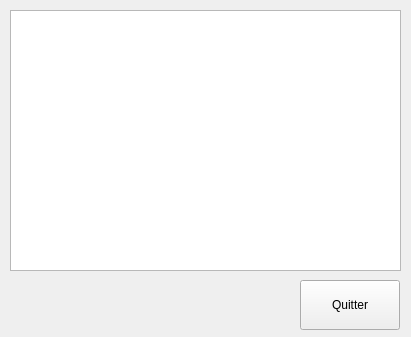
Above: statwidget.ui from VaelK/snake before the change. Below: the same form after it.
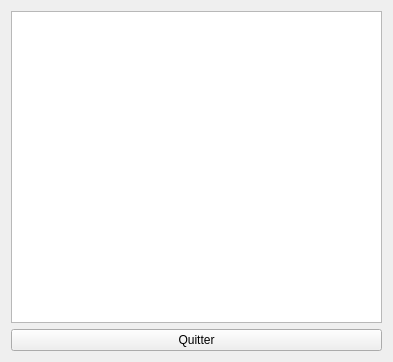
That is the form after the change.

Commit message:
all widgets are scaled according the main window
merge

```diff
--- a/statwidget.ui
+++ b/statwidget.ui
@@ -6,36 +6,25 @@
    <rect>
     <x>0</x>
     <y>0</y>
-    <width>411</width>
-    <height>337</height>
+    <width>393</width>
+    <height>362</height>
    </rect>
   </property>
   <property name="windowTitle">
    <string>Form</string>
   </property>
-  <widget class="QTableView" name="statTableView">
-   <property name="geometry">
-    <rect>
-     <x>10</x>
-     <y>10</y>
-     <width>391</width>
-     <height>261</height>
-    </rect>
-   </property>
-  </widget>
+  <layout class="QGridLayout" name="gridLayout">
+   <item row="0" column="0">
+    <widget class="QTableView" name="statTableView"/>
+   </item>
+   <item row="1" column="0">
   <widget class="QPushButton" name="leaveStatButt">
-   <property name="geometry">
-    <rect>
-     <x>300</x>
-     <y>280</y>
-     <width>100</width>
-     <height>50</height>
-    </rect>
-   </property>
    <property name="text">
     <string>Quitter</string>
    </property>
   </widget>
+   </item>
+  </layout>
  </widget>
  <resources/>
  <connections/>
```
Lines whose indentation alone changed are shown as unchanged. The commit also changes 6 other files.
